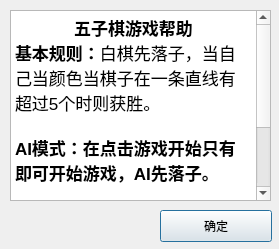
First picture: the form in Gomoku/helpdiglog.ui, repository Mango-HaiK/Gomuku, before the edit.
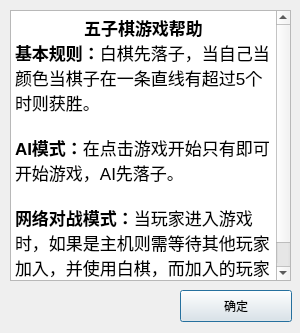
Second picture: the form after the edit.

```diff
--- a/Gomoku/helpdiglog.ui
+++ b/Gomoku/helpdiglog.ui
@@ -6,8 +6,8 @@
    <rect>
     <x>0</x>
     <y>0</y>
-    <width>279</width>
-    <height>249</height>
+    <width>300</width>
+    <height>333</height>
    </rect>
   </property>
   <property name="windowTitle">
@@ -18,28 +18,28 @@
     <rect>
      <x>10</x>
      <y>10</y>
-     <width>261</width>
-     <height>191</height>
+     <width>281</width>
+     <height>271</height>
     </rect>
    </property>
    <property name="html">
     <string>&lt;!DOCTYPE HTML PUBLIC &quot;-//W3C//DTD HTML 4.0//EN&quot; &quot;http://www.w3.org/TR/REC-html40/strict.dtd&quot;&gt;
 &lt;html&gt;&lt;head&gt;&lt;meta name=&quot;qrichtext&quot; content=&quot;1&quot; /&gt;&lt;style type=&quot;text/css&quot;&gt;
 p, li { white-space: pre-wrap; }
-&lt;/style&gt;&lt;/head&gt;&lt;body style=&quot; font-family:'.AppleSystemUIFont'; font-size:13pt; font-weight:400; font-style:normal;&quot;&gt;
-&lt;p align=&quot;center&quot; style=&quot; margin-top:0px; margin-bottom:0px; margin-left:0px; margin-right:0px; -qt-block-indent:0; text-indent:0px;&quot;&gt;&lt;span style=&quot; font-family:'.AppleSystemUIFont'; font-weight:600;&quot;&gt;五子棋游戏帮助&lt;/span&gt;&lt;/p&gt;
-&lt;p style=&quot; margin-top:0px; margin-bottom:0px; margin-left:0px; margin-right:0px; -qt-block-indent:0; text-indent:0px;&quot;&gt;&lt;span style=&quot; font-family:'.AppleSystemUIFont'; font-weight:600;&quot;&gt;基本规则：&lt;/span&gt;&lt;span style=&quot; font-family:'.AppleSystemUIFont';&quot;&gt;白棋先落子，当自己当颜色当棋子在一条直线有超过5个时则获胜。&lt;/span&gt;&lt;/p&gt;
-&lt;p style=&quot; margin-top:0px; margin-bottom:0px; margin-left:0px; margin-right:0px; -qt-block-indent:0; text-indent:0px;&quot;&gt;&lt;span style=&quot; font-family:'.AppleSystemUIFont'; font-weight:600;&quot;&gt;      &lt;/span&gt;&lt;/p&gt;
-&lt;p style=&quot; margin-top:0px; margin-bottom:0px; margin-left:0px; margin-right:0px; -qt-block-indent:0; text-indent:0px;&quot;&gt;&lt;span style=&quot; font-family:'.AppleSystemUIFont'; font-weight:600;&quot;&gt;AI模式：在点击游戏开始只有即可开始游戏，AI先落子。&lt;/span&gt;&lt;/p&gt;
-&lt;p style=&quot;-qt-paragraph-type:empty; margin-top:0px; margin-bottom:0px; margin-left:0px; margin-right:0px; -qt-block-indent:0; text-indent:0px; font-family:'.AppleSystemUIFont'; font-weight:600;&quot;&gt;&lt;br /&gt;&lt;/p&gt;
-&lt;p style=&quot; margin-top:0px; margin-bottom:0px; margin-left:0px; margin-right:0px; -qt-block-indent:0; text-indent:0px;&quot;&gt;&lt;span style=&quot; font-family:'.AppleSystemUIFont'; font-weight:600;&quot;&gt;网络对战模式：当玩家进入游戏时，如果是主机则需等待其他玩家加入，并使用白棋，而加入的玩家后手且使用黑棋。&lt;/span&gt;&lt;/p&gt;&lt;/body&gt;&lt;/html&gt;</string>
+&lt;/style&gt;&lt;/head&gt;&lt;body style=&quot; font-family:'SimSun'; font-size:9pt; font-weight:400; font-style:normal;&quot;&gt;
+&lt;p align=&quot;center&quot; style=&quot; margin-top:0px; margin-bottom:0px; margin-left:0px; margin-right:0px; -qt-block-indent:0; text-indent:0px;&quot;&gt;&lt;span style=&quot; font-family:'.AppleSystemUIFont'; font-size:13pt; font-weight:600;&quot;&gt;五子棋游戏帮助&lt;/span&gt;&lt;/p&gt;
+&lt;p style=&quot; margin-top:0px; margin-bottom:0px; margin-left:0px; margin-right:0px; -qt-block-indent:0; text-indent:0px;&quot;&gt;&lt;span style=&quot; font-family:'.AppleSystemUIFont'; font-size:13pt; font-weight:600;&quot;&gt;基本规则：&lt;/span&gt;&lt;span style=&quot; font-family:'.AppleSystemUIFont'; font-size:13pt;&quot;&gt;白棋先落子，当自己当颜色当棋子在一条直线有超过5个时则获胜。&lt;/span&gt;&lt;/p&gt;
+&lt;p style=&quot; margin-top:0px; margin-bottom:0px; margin-left:0px; margin-right:0px; -qt-block-indent:0; text-indent:0px;&quot;&gt;&lt;span style=&quot; font-family:'.AppleSystemUIFont'; font-size:13pt; font-weight:600;&quot;&gt;      &lt;/span&gt;&lt;/p&gt;
+&lt;p style=&quot; margin-top:0px; margin-bottom:0px; margin-left:0px; margin-right:0px; -qt-block-indent:0; text-indent:0px;&quot;&gt;&lt;span style=&quot; font-family:'.AppleSystemUIFont'; font-size:13pt; font-weight:600;&quot;&gt;AI模式：&lt;/span&gt;&lt;span style=&quot; font-family:'.AppleSystemUIFont'; font-size:13pt;&quot;&gt;在点击游戏开始只有即可开始游戏，AI先落子。&lt;/span&gt;&lt;/p&gt;
+&lt;p style=&quot;-qt-paragraph-type:empty; margin-top:0px; margin-bottom:0px; margin-left:0px; margin-right:0px; -qt-block-indent:0; text-indent:0px; font-family:'.AppleSystemUIFont'; font-size:13pt; font-weight:600;&quot;&gt;&lt;br /&gt;&lt;/p&gt;
+&lt;p style=&quot; margin-top:0px; margin-bottom:0px; margin-left:0px; margin-right:0px; -qt-block-indent:0; text-indent:0px;&quot;&gt;&lt;span style=&quot; font-family:'.AppleSystemUIFont'; font-size:13pt; font-weight:600;&quot;&gt;网络对战模式：&lt;/span&gt;&lt;span style=&quot; font-family:'.AppleSystemUIFont'; font-size:13pt;&quot;&gt;当玩家进入游戏时，如果是主机则需等待其他玩家加入，并使用白棋，而加入的玩家后手且使用黑棋。&lt;/span&gt;&lt;/p&gt;&lt;/body&gt;&lt;/html&gt;</string>
    </property>
   </widget>
   <widget class="QPushButton" name="btn_yes">
    <property name="geometry">
     <rect>
-     <x>160</x>
-     <y>210</y>
+     <x>180</x>
+     <y>290</y>
      <width>112</width>
      <height>32</height>
     </rect>
```
